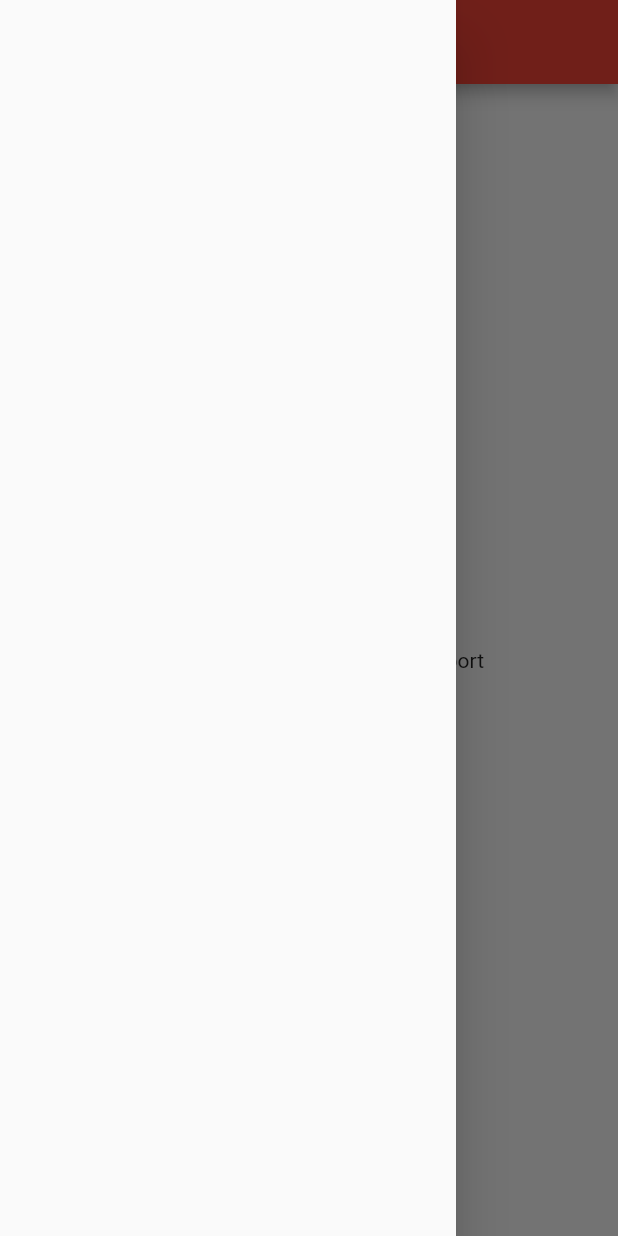
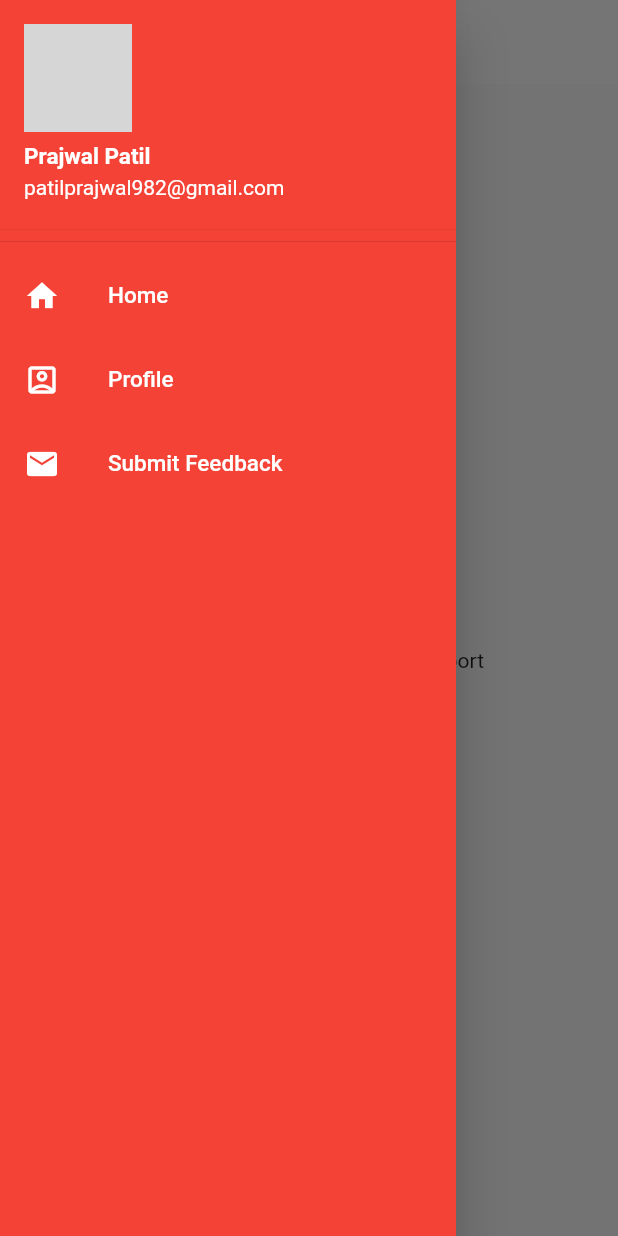
Before and after one commit to prajwal-934/flutter_app_one, a Flutter app: the screen it shows after launch, with the side drawer open, on a phone screen of 412 x 824 dp. Run offline on Flutter 3.47's test engine with Material 2 defaults, Android fonts, the phone set to English and light mode, and no system bars; network calls fail; grey boxes are pictures that could not be loaded.

Commit message:
commited on 02092022

```diff
--- a/lib/main.dart
+++ b/lib/main.dart
@@ -1,5 +1,6 @@
 import 'package:flutter/material.dart';
 import 'package:helloworld/utils/myroutes.dart';
+import 'package:helloworld/widgets/themes.dart';
 import 'screens/home.dart';
 import 'screens/login.dart';
 import 'dart:ui';
@@ -14,7 +15,7 @@ class MyApp extends StatelessWidget {
   @override
   Widget build(BuildContext context) {
     return MaterialApp(
-      theme: ThemeData(primarySwatch: Colors.red),
+      theme: MyTheme.lightTheme(),
       debugShowCheckedModeBanner: false,
       initialRoute: MyRoutes.homeRoute,
       routes: {
--- a/lib/screens/home.dart
+++ b/lib/screens/home.dart
@@ -1,5 +1,7 @@
 import 'package:flutter/material.dart';
 import 'dart:ui';
+
+import 'package:helloworld/widgets/drawer.dart';
 
 class HomePage extends StatelessWidget {
   @override
@@ -14,7 +16,7 @@ class HomePage extends StatelessWidget {
           child: Text("This is my $days App With using import"),
         ),
       ),
-      drawer: Drawer(),
+      drawer: MyDrawer(),
     );
   }
 }
--- /dev/null
+++ b/lib/widgets/drawer.dart
@@ -0,0 +1,51 @@
+import 'package:flutter/cupertino.dart';
+import 'package:flutter/material.dart';
+
+class MyDrawer extends StatelessWidget {
+  String imageUrl = "https://data.whicdn.com/images/197666763/original.jpg";
+  @override
+  Widget build(BuildContext context) {
+    return Container(
+      child: Drawer(
+        backgroundColor: Colors.red,
+        child: ListView(
+          padding: EdgeInsets.zero,
+          children: [
+            DrawerHeader(
+              padding: EdgeInsets.zero,
+              child: UserAccountsDrawerHeader(
+                  accountName: Text("Prajwal Patil",
+                      style:
+                          TextStyle(fontSize: 15, fontWeight: FontWeight.bold)),
+                  accountEmail: Text("patilprajwal982@gmail.com"),
+                  currentAccountPicture: CircleAvatar(
+                    backgroundImage: NetworkImage(imageUrl),
+                  )),
+            ),
+            ListTile(
+              leading: Icon(Icons.home, color: Colors.white),
+              title: Text(
+                "Home",
+                style: TextStyle(color: Colors.white, fontSize: 15),
+              ),
+            ),
+            ListTile(
+              leading: Icon(Icons.account_box_outlined, color: Colors.white),
+              title: Text(
+                "Profile",
+                style: TextStyle(color: Colors.white, fontSize: 15),
+              ),
+            ),
+            ListTile(
+              leading: Icon(Icons.mail, color: Colors.white),
+              title: Text(
+                "Submit Feedback",
+                style: TextStyle(color: Colors.white, fontSize: 15),
+              ),
+            )
+          ],
+        ),
+      ),
+    );
+  }
+}
--- /dev/null
+++ b/lib/widgets/themes.dart
@@ -0,0 +1,18 @@
+import 'package:flutter/material.dart';
+
+class MyTheme {
+  static ThemeData lightTheme() {
+    return ThemeData(
+        primarySwatch: Colors.red,
+        appBarTheme: AppBarTheme(
+            color: Colors.white,
+            elevation: 0.0,
+            iconTheme: IconThemeData(color: Colors.black),
+            titleTextStyle: TextStyle(color: Colors.black, fontSize: 18)));
+  }
+
+  static ThemeData darkTheme() {
+    return ThemeData(
+        brightness: Brightness.dark, appBarTheme: AppBarTheme(elevation: 0.0));
+  }
+}
```
